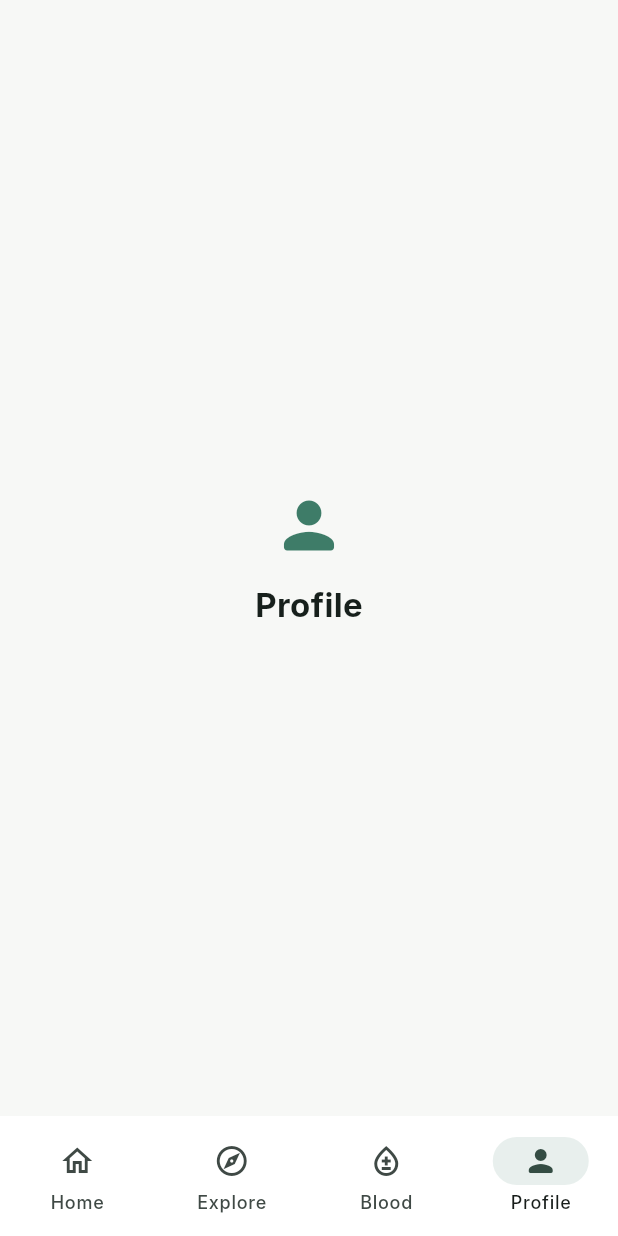
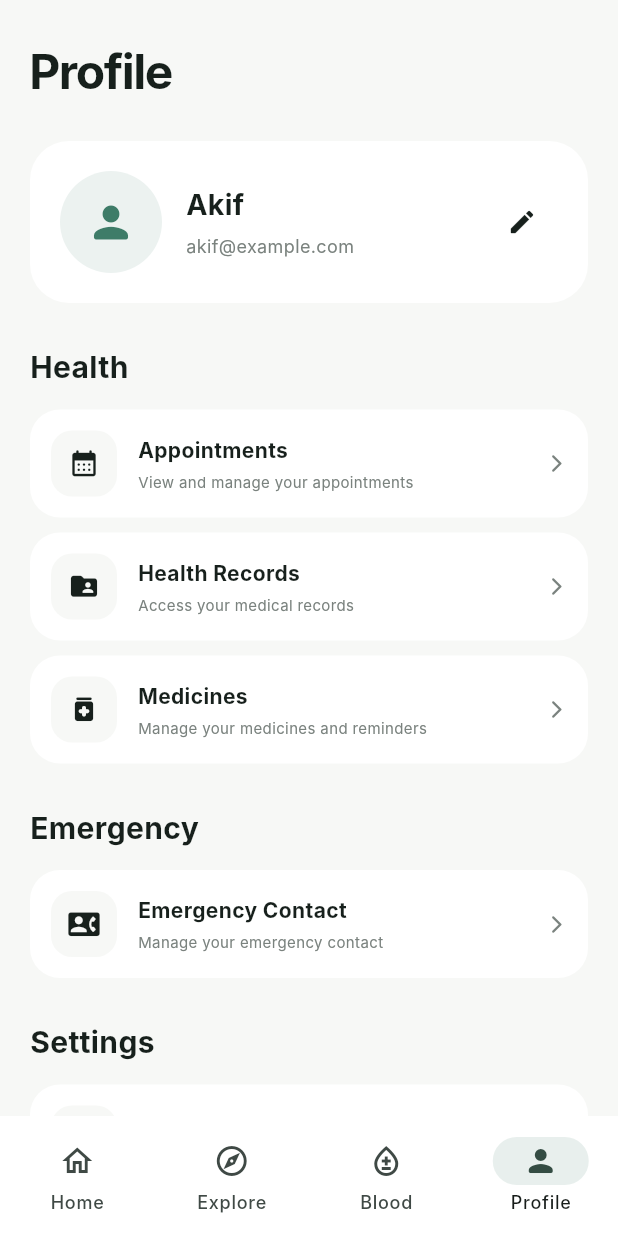
Before and after one commit to AshrafulAlamAkif/pulse_health, a Flutter app: the MainNavigationScreen screen opened directly, item 4 of the bottom bar chosen, on a phone screen of 412 x 824 dp. Run offline on Flutter 3.47's test engine with Material 3 defaults, Android fonts, the phone set to English and light mode, and no system bars; our stand-ins replace flutter_riverpod, shared_preferences; accounts and stored records are empty; Roboto replaces fonts that are missing (Inter).

Commit message:
Step 9: Created ProfileHeader Widgets and ProfileScreen. this widgets class added in the Profile screen. and thid profile class added in the Navbar.

```diff
--- a/lib/features/navigation/main_navigation_screen.dart
+++ b/lib/features/navigation/main_navigation_screen.dart
@@ -3,6 +3,7 @@ import 'package:pulse_health/app/theme/app_colors.dart';
 import 'package:pulse_health/features/blood/blood_screen.dart';
 import 'package:pulse_health/features/explore/explore_screen.dart';
 import 'package:pulse_health/features/home/home_screen.dart';
+import 'package:pulse_health/features/profile/profile_screen.dart';
 
 class MainNavigationScreen extends StatefulWidget {
   const MainNavigationScreen({
@@ -35,10 +36,7 @@ class _MainNavigationScreenState
     //   icon: Icons.bloodtype_rounded,
     // ),
     BloodScreen(),
-    _PlaceholderScreen(
-      title: 'Profile',
-      icon: Icons.person_rounded,
-    ),
+    ProfileScreen(),
   ];
 
   @override
--- /dev/null
+++ b/lib/features/profile/profile_screen.dart
@@ -0,0 +1,251 @@
+import 'package:flutter/material.dart';
+import 'package:pulse_health/app/theme/app_colors.dart';
+import 'package:pulse_health/features/profile/widgets/profile_header.dart';
+
+class ProfileScreen extends StatelessWidget {
+  const ProfileScreen({
+    super.key,
+  });
+
+  @override
+  Widget build(BuildContext context) {
+    return Scaffold(
+      backgroundColor: AppColors.background,
+
+      body: SafeArea(
+        child: SingleChildScrollView(
+          padding: const EdgeInsets.fromLTRB(
+            20,
+            24,
+            20,
+            32,
+          ),
+          child: Column(
+            crossAxisAlignment:
+                CrossAxisAlignment.start,
+            children: [
+              const Text(
+                'Profile',
+                style: TextStyle(
+                  fontSize: 32,
+                  fontWeight: FontWeight.w700,
+                  color: AppColors.dark,
+                  letterSpacing: -1,
+                ),
+              ),
+
+              const SizedBox(height: 24),
+
+              const ProfileHeader(),
+
+              const SizedBox(height: 28),
+
+              const Text(
+                'Health',
+                style: TextStyle(
+                  fontSize: 20,
+                  fontWeight: FontWeight.w700,
+                  color: AppColors.dark,
+                ),
+              ),
+
+              const SizedBox(height: 14),
+
+              _ProfileMenuCard(
+                icon: Icons.calendar_month_rounded,
+                title: 'Appointments',
+                subtitle:
+                    'View and manage your appointments',
+                onTap: () {
+                  // পরে Appointments screen হবে।
+                },
+              ),
+
+              const SizedBox(height: 10),
+
+              _ProfileMenuCard(
+                icon: Icons.folder_shared_rounded,
+                title: 'Health Records',
+                subtitle:
+                    'Access your medical records',
+                onTap: () {
+                  // পরে Health Records screen হবে।
+                },
+              ),
+
+              const SizedBox(height: 10),
+
+              _ProfileMenuCard(
+                icon: Icons.medication_rounded,
+                title: 'Medicines',
+                subtitle:
+                    'Manage your medicines and reminders',
+                onTap: () {
+                  // পরে Medicines screen হবে।
+                },
+              ),
+
+              const SizedBox(height: 28),
+
+              const Text(
+                'Emergency',
+                style: TextStyle(
+                  fontSize: 20,
+                  fontWeight: FontWeight.w700,
+                  color: AppColors.dark,
+                ),
+              ),
+
+              const SizedBox(height: 14),
+
+              _ProfileMenuCard(
+                icon: Icons.contact_phone_rounded,
+                title: 'Emergency Contact',
+                subtitle:
+                    'Manage your emergency contact',
+                onTap: () {
+                  // পরে Emergency Contact screen হবে।
+                },
+              ),
+
+              const SizedBox(height: 28),
+
+              const Text(
+                'Settings',
+                style: TextStyle(
+                  fontSize: 20,
+                  fontWeight: FontWeight.w700,
+                  color: AppColors.dark,
+                ),
+              ),
+
+              const SizedBox(height: 14),
+
+              _ProfileMenuCard(
+                icon: Icons.notifications_none_rounded,
+                title: 'Notifications',
+                subtitle:
+                    'Manage notification preferences',
+                onTap: () {
+                  // পরে Notifications settings হবে।
+                },
+              ),
+
+              const SizedBox(height: 10),
+
+              _ProfileMenuCard(
+                icon: Icons.language_rounded,
+                title: 'Language',
+                subtitle: 'English',
+                onTap: () {
+                  // পরে language selector হবে।
+                },
+              ),
+
+              const SizedBox(height: 10),
+
+              _ProfileMenuCard(
+                icon: Icons.lock_outline_rounded,
+                title: 'Privacy',
+                subtitle:
+                    'Manage your privacy settings',
+                onTap: () {
+                  // পরে Privacy screen হবে।
+                },
+              ),
+
+              const SizedBox(height: 20),
+            ],
+          ),
+        ),
+      ),
+    );
+  }
+}
+
+/// Profile-এর প্রতিটি menu item-এর জন্য
+/// reusable widget।
+class _ProfileMenuCard extends StatelessWidget {
+  const _ProfileMenuCard({
+    required this.icon,
+    required this.title,
+    required this.subtitle,
+    required this.onTap,
+  });
+
+  final IconData icon;
+  final String title;
+  final String subtitle;
+  final VoidCallback onTap;
+
+  @override
+  Widget build(BuildContext context) {
+    return Material(
+      color: Colors.white,
+      borderRadius: BorderRadius.circular(20),
+      child: InkWell(
+        onTap: onTap,
+        borderRadius: BorderRadius.circular(20),
+        child: Padding(
+          padding: const EdgeInsets.all(14),
+          child: Row(
+            children: [
+              Container(
+                width: 44,
+                height: 44,
+                decoration: BoxDecoration(
+                  color: AppColors.background,
+                  borderRadius:
+                      BorderRadius.circular(14),
+                ),
+                child: Icon(
+                  icon,
+                  size: 21,
+                  color: AppColors.dark,
+                ),
+              ),
+
+              const SizedBox(width: 14),
+
+              Expanded(
+                child: Column(
+                  crossAxisAlignment:
+                      CrossAxisAlignment.start,
+                  children: [
+                    Text(
+                      title,
+                      style: const TextStyle(
+                        fontSize: 14,
+                        fontWeight: FontWeight.w700,
+                        color: AppColors.dark,
+                      ),
+                    ),
+
+                    const SizedBox(height: 4),
+
+                    Text(
+                      subtitle,
+                      maxLines: 1,
+                      overflow: TextOverflow.ellipsis,
+                      style: const TextStyle(
+                        fontSize: 10,
+                        color:
+                            AppColors.textSecondary,
+                      ),
+                    ),
+                  ],
+                ),
+              ),
+
+              const Icon(
+                Icons.arrow_forward_ios_rounded,
+                size: 14,
+                color: AppColors.textSecondary,
+              ),
+            ],
+          ),
+        ),
+      ),
+    );
+  }
+}
--- /dev/null
+++ b/lib/features/profile/widgets/profile_header.dart
@@ -0,0 +1,85 @@
+import 'package:flutter/material.dart';
+import 'package:pulse_health/app/theme/app_colors.dart';
+
+class ProfileHeader extends StatelessWidget {
+  const ProfileHeader({
+    super.key,
+  });
+
+  @override
+  Widget build(BuildContext context) {
+    return Container(
+      width: double.infinity,
+      padding: const EdgeInsets.all(20),
+      decoration: BoxDecoration(
+        color: Colors.white,
+        borderRadius: BorderRadius.circular(26),
+      ),
+      child: Row(
+        children: [
+          // এখন temporary avatar।
+          //
+          // পরে user-এর actual profile image
+          // API থেকে আসবে।
+          Container(
+            width: 68,
+            height: 68,
+            decoration: BoxDecoration(
+              color: AppColors.primary.withValues(
+                alpha: 0.10,
+              ),
+              shape: BoxShape.circle,
+            ),
+            child: const Icon(
+              Icons.person_rounded,
+              color: AppColors.primary,
+              size: 34,
+            ),
+          ),
+
+          const SizedBox(width: 16),
+
+          const Expanded(
+            child: Column(
+              crossAxisAlignment:
+                  CrossAxisAlignment.start,
+              children: [
+                Text(
+                  'Akif',
+                  style: TextStyle(
+                    fontSize: 19,
+                    fontWeight: FontWeight.w700,
+                    color: AppColors.dark,
+                  ),
+                ),
+
+                SizedBox(height: 5),
+
+                Text(
+                  'akif@example.com',
+                  maxLines: 1,
+                  overflow: TextOverflow.ellipsis,
+                  style: TextStyle(
+                    fontSize: 12,
+                    color: AppColors.textSecondary,
+                  ),
+                ),
+              ],
+            ),
+          ),
+
+          IconButton(
+            onPressed: () {
+              // পরে Edit Profile screen খুলবে।
+            },
+            icon: const Icon(
+              Icons.edit_rounded,
+              size: 20,
+              color: AppColors.dark,
+            ),
+          ),
+        ],
+      ),
+    );
+  }
+}
```
